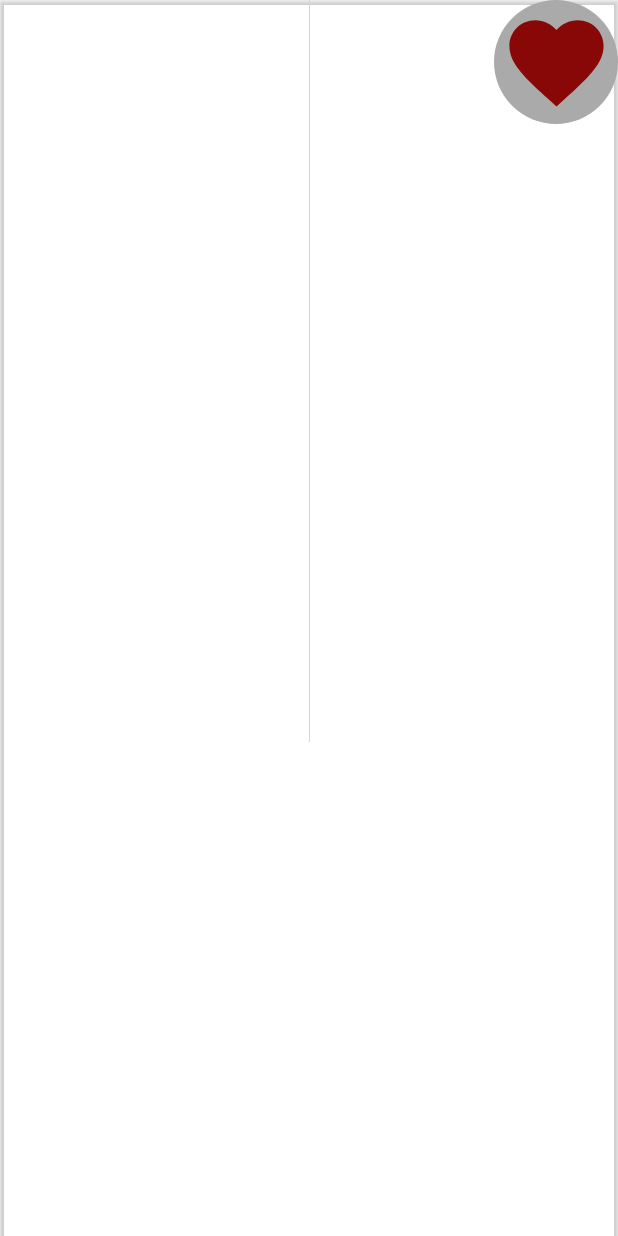
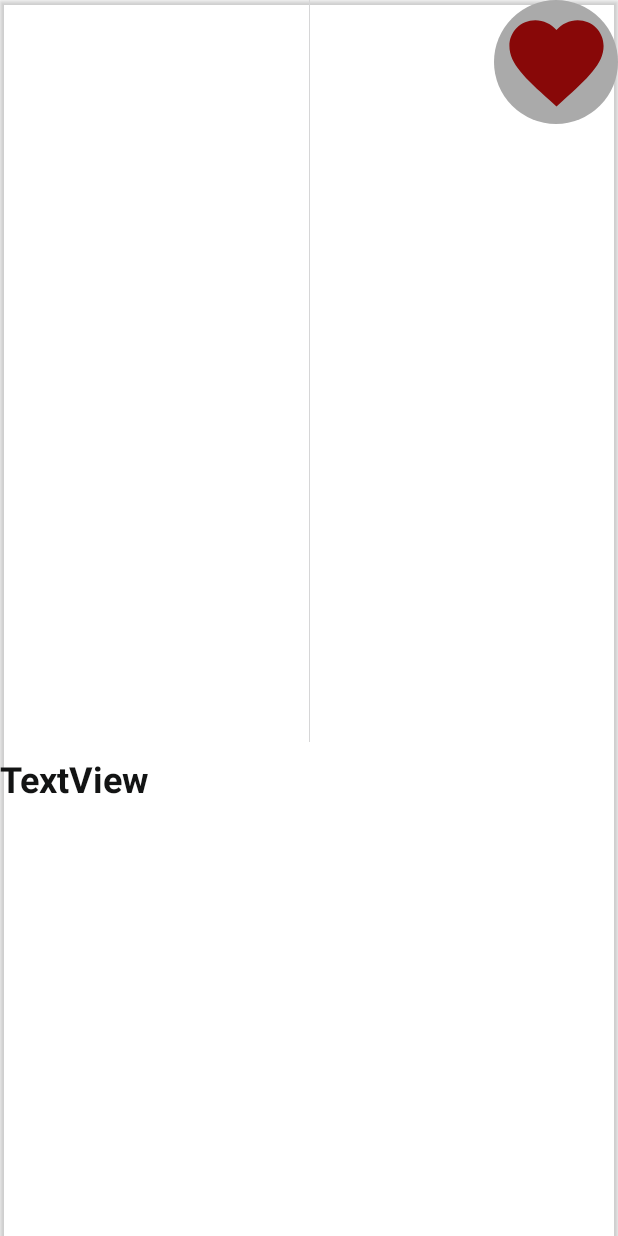
Before and after one commit to AhmedAshraf0/Food-Planner, an Android app: the layout meal_cardview.xml on its own in the app's theme, with its tools: preview values and no code run, on a phone screen of 412 x 824 dp. Run offline under Robolectric (Android 15) with nearby library versions, the phone set to English and light mode, and no system bars.

Commit message:
add the textView to the card

```diff
--- a/app/src/main/res/layout/meal_cardview.xml
+++ b/app/src/main/res/layout/meal_cardview.xml
@@ -35,6 +35,20 @@
             app:layout_constraintEnd_toEndOf="parent"
             app:layout_constraintHeight_percent="0.1"
             app:layout_constraintTop_toTopOf="parent" />
+
+        <TextView
+            android:id="@+id/textView"
+            android:layout_width="0dp"
+            android:layout_height="0dp"
+            android:layout_marginTop="8dp"
+            android:text="TextView"
+            android:textColor="#131414"
+            android:textSize="24sp"
+            android:textStyle="bold"
+            app:layout_constraintEnd_toEndOf="parent"
+            app:layout_constraintHeight_percent="0.15"
+            app:layout_constraintStart_toStartOf="parent"
+            app:layout_constraintTop_toBottomOf="@+id/imageView" />
     </androidx.constraintlayout.widget.ConstraintLayout>
 
 </androidx.cardview.widget.CardView>
```
